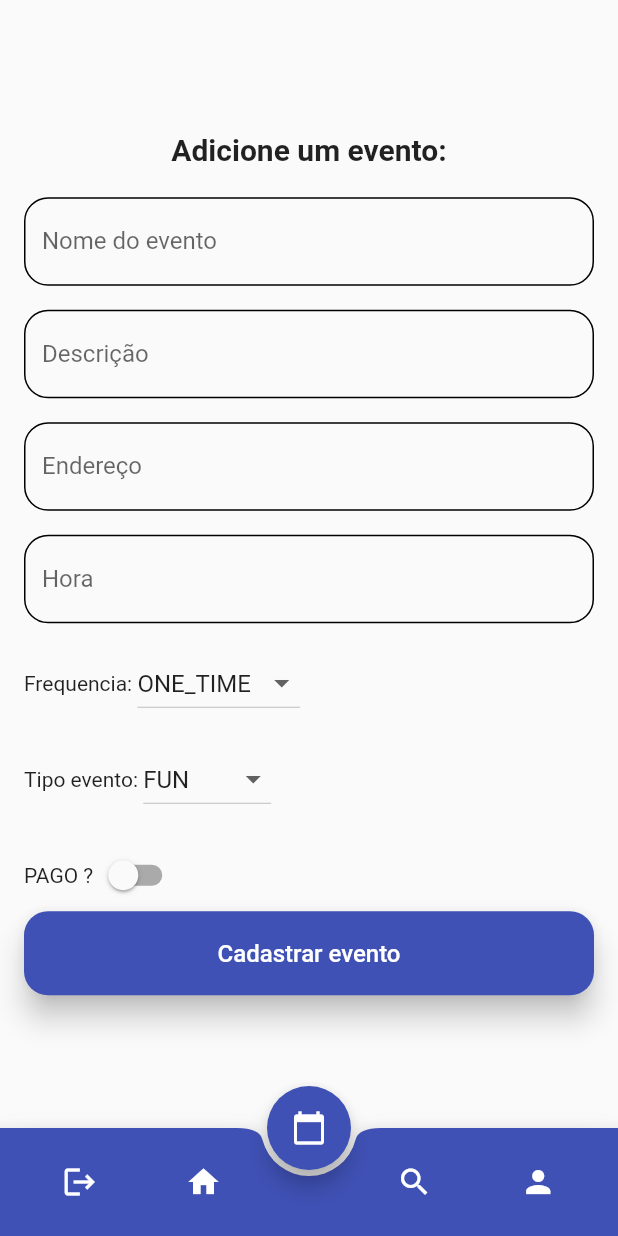
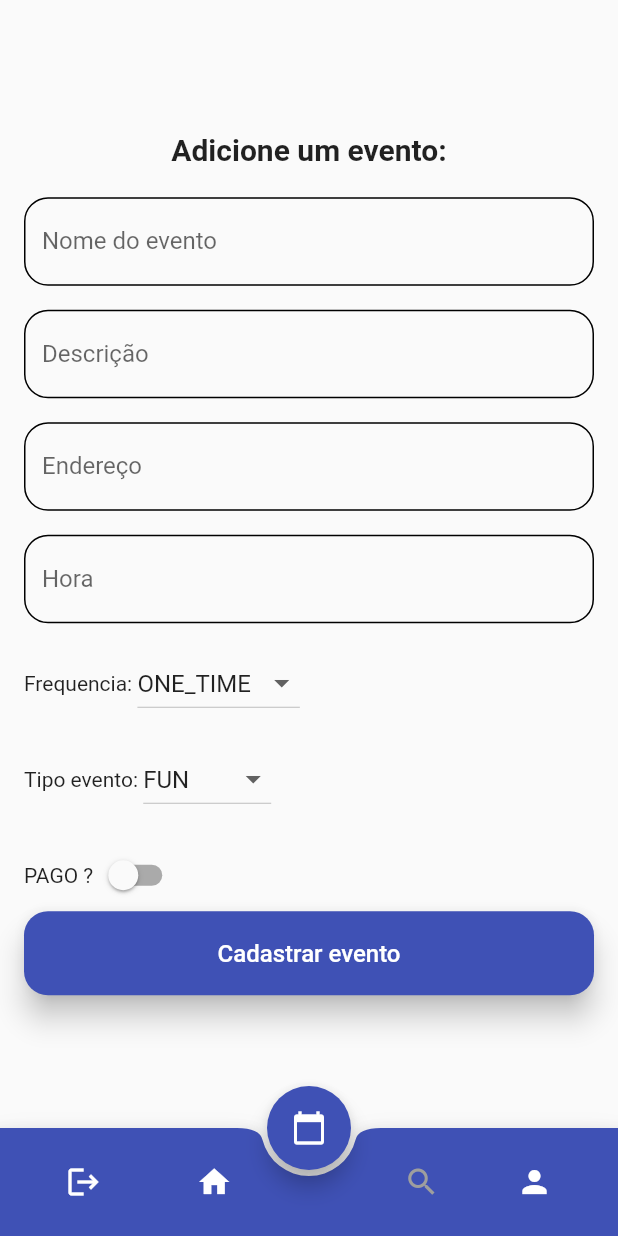
Before and after one commit to zanella86/SportConnection, a Flutter app: the EventScreen screen opened by its route, item 2 of the bottom bar chosen, after a tap on the "calendar today" icon, on a phone screen of 412 x 824 dp. Run offline on Flutter 3.47's test engine with Material 2 defaults, Android fonts, the phone set to English and light mode, and no system bars; our stand-ins replace flutter_bloc, flutter_secure_storage; accounts and stored records are empty; network calls fail.

Commit message:
ajuste no botão de pesquisar q não esta implementado ainda

```diff
--- a/lib/ui/event/event_screen.dart
+++ b/lib/ui/event/event_screen.dart
@@ -221,15 +221,15 @@ class EventScreen extends StatelessWidget {
           onPressed: null,
           child: Icon(Icons.calendar_today),
         ),
-        bottomNavigationBar: BottomBar(
+        bottomNavigationBar: const BottomBar(
           items: [
-            const ExitIcon(),
-            const HomeIcon(),
-            const SizedBox(
+            ExitIcon(),
+            HomeIcon(),
+            SizedBox(
               width: 24,
             ),
-            IconButton(onPressed: () {}, icon: const Icon(Icons.search)),
-            const ProfileIcon(),
+            Icon(Icons.search, color: Colors.grey,),
+            ProfileIcon(),
           ],
         ));
   }
--- a/lib/ui/home/home_screen.dart
+++ b/lib/ui/home/home_screen.dart
@@ -146,14 +146,14 @@ class HomeScreen extends StatelessWidget {
         onPressed: null,
         child: Icon(Icons.home),
       ),
-      bottomNavigationBar: BottomBar(items: [
-        const ExitIcon(),
-        const EventIcon(),
-        const SizedBox(
+      bottomNavigationBar: const BottomBar(items: [
+        ExitIcon(),
+        EventIcon(),
+        SizedBox(
           width: 24,
         ),
-        IconButton(onPressed: () {}, icon: const Icon(Icons.search)),
-        const ProfileIcon(),
+        Icon(Icons.search, color: Colors.grey,),
+        ProfileIcon(),
       ],)
     );
   }
```
Also changed, not shown: lib/ui/profile/profile_screen.dart (+6 -6 lines).
